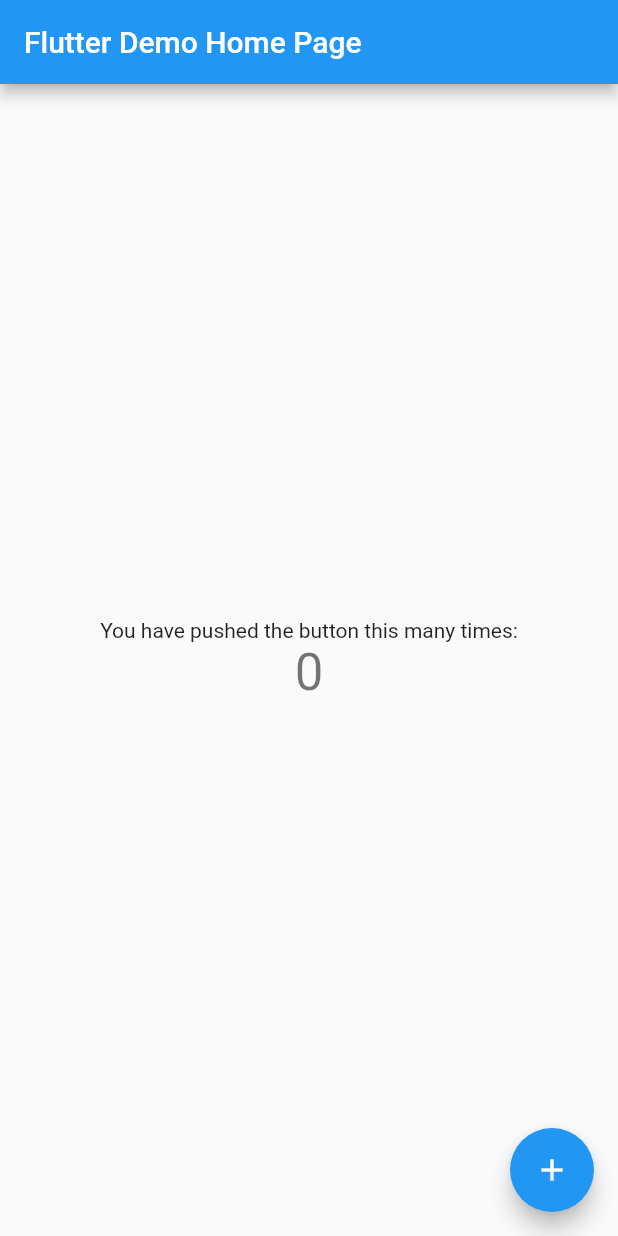
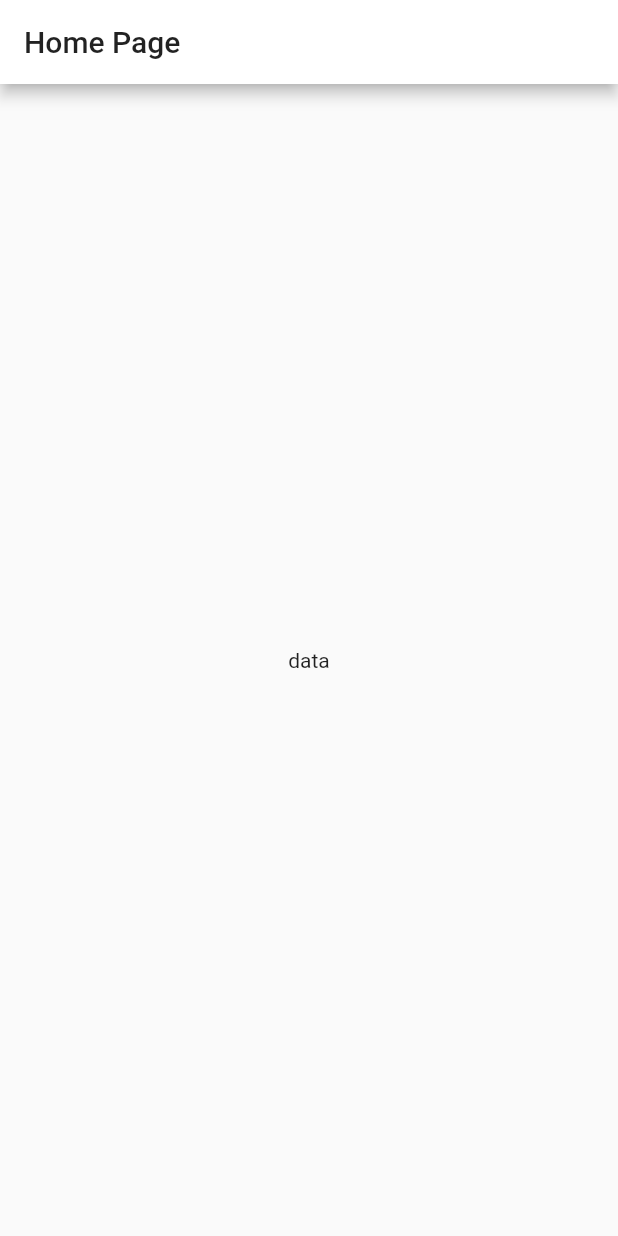
Before and after one commit to mdalameen/heady_sat, a Flutter app: the screen it shows after launch, on a phone screen of 412 x 824 dp. Run offline on Flutter 3.47's test engine with Material 2 defaults, Android fonts, the phone set to English and light mode, and no system bars.

Commit message:
Removed unwanted pages and added home page

```diff
--- a/lib/main.dart
+++ b/lib/main.dart
@@ -1,117 +1,22 @@
 import 'package:flutter/material.dart';
+import 'package:heady_sat/pages/home_page.dart';
 
 void main() {
   runApp(MyApp());
 }
 
 class MyApp extends StatelessWidget {
-  // This widget is the root of your application.
   @override
   Widget build(BuildContext context) {
     return MaterialApp(
-      title: 'Flutter Demo',
+      title: 'Heady SAT',
       theme: ThemeData(
-        // This is the theme of your application.
-        //
-        // Try running your application with "flutter run". You'll see the
-        // application has a blue toolbar. Then, without quitting the app, try
-        // changing the primarySwatch below to Colors.green and then invoke
-        // "hot reload" (press "r" in the console where you ran "flutter run",
-        // or simply save your changes to "hot reload" in a Flutter IDE).
-        // Notice that the counter didn't reset back to zero; the application
-        // is not restarted.
-        primarySwatch: Colors.blue,
-        // This makes the visual density adapt to the platform that you run
-        // the app on. For desktop platforms, the controls will be smaller and
-        // closer together (more dense) than on mobile platforms.
+        primarySwatch: Colors.yellow,
+        primaryColor: Colors.white,
+        brightness: Brightness.light,
         visualDensity: VisualDensity.adaptivePlatformDensity,
       ),
-      home: MyHomePage(title: 'Flutter Demo Home Page'),
+      home: HomePage(),
     );
   }
 }
-
-class MyHomePage extends StatefulWidget {
-  MyHomePage({Key key, this.title}) : super(key: key);
-
-  // This widget is the home page of your application. It is stateful, meaning
-  // that it has a State object (defined below) that contains fields that affect
-  // how it looks.
-
-  // This class is the configuration for the state. It holds the values (in this
-  // case the title) provided by the parent (in this case the App widget) and
-  // used by the build method of the State. Fields in a Widget subclass are
-  // always marked "final".
-
-  final String title;
-
-  @override
-  _MyHomePageState createState() => _MyHomePageState();
-}
-
-class _MyHomePageState extends State<MyHomePage> {
-  int _counter = 0;
-
-  void _incrementCounter() {
-    setState(() {
-      // This call to setState tells the Flutter framework that something has
-      // changed in this State, which causes it to rerun the build method below
-      // so that the display can reflect the updated values. If we changed
-      // _counter without calling setState(), then the build method would not be
-      // called again, and so nothing would appear to happen.
-      _counter++;
-    });
-  }
-
-  @override
-  Widget build(BuildContext context) {
-    // This method is rerun every time setState is called, for instance as done
-    // by the _incrementCounter method above.
-    //
-    // The Flutter framework has been optimized to make rerunning build methods
-    // fast, so that you can just rebuild anything that needs updating rather
-    // than having to individually change instances of widgets.
-    return Scaffold(
-      appBar: AppBar(
-        // Here we take the value from the MyHomePage object that was created by
-        // the App.build method, and use it to set our appbar title.
-        title: Text(widget.title),
-      ),
-      body: Center(
-        // Center is a layout widget. It takes a single child and positions it
-        // in the middle of the parent.
-        child: Column(
-          // Column is also a layout widget. It takes a list of children and
-          // arranges them vertically. By default, it sizes itself to fit its
-          // children horizontally, and tries to be as tall as its parent.
-          //
-          // Invoke "debug painting" (press "p" in the console, choose the
-          // "Toggle Debug Paint" action from the Flutter Inspector in Android
-          // Studio, or the "Toggle Debug Paint" command in Visual Studio Code)
-          // to see the wireframe for each widget.
-          //
-          // Column has various properties to control how it sizes itself and
-          // how it positions its children. Here we use mainAxisAlignment to
-          // center the children vertically; the main axis here is the vertical
-          // axis because Columns are vertical (the cross axis would be
-          // horizontal).
-          mainAxisAlignment: MainAxisAlignment.center,
-          children: <Widget>[
-            Text(
-              'You have pushed the button this many times:',
-            ),
-            Text(
-              '$_counter',
-              style: Theme.of(context).textTheme.headline4,
-            ),
-          ],
-        ),
-      ),
-      floatingActionButton: FloatingActionButton(
-        onPressed: _incrementCounter,
-        tooltip: 'Increment',
-        child: Icon(Icons.add),
-      ), // This trailing comma makes auto-formatting nicer for build methods.
-    );
-  }
-}
--- /dev/null
+++ b/lib/pages/home_page.dart
@@ -0,0 +1,20 @@
+import 'package:flutter/material.dart';
+
+class HomePage extends StatefulWidget {
+  @override
+  _HomePageState createState() => _HomePageState();
+}
+
+class _HomePageState extends State<HomePage> {
+  @override
+  Widget build(BuildContext context) {
+    return Scaffold(
+      appBar: AppBar(
+        title: Text('Home Page'),
+      ),
+      body: Center(
+        child: Text('data'),
+      ),
+    );
+  }
+}
```
